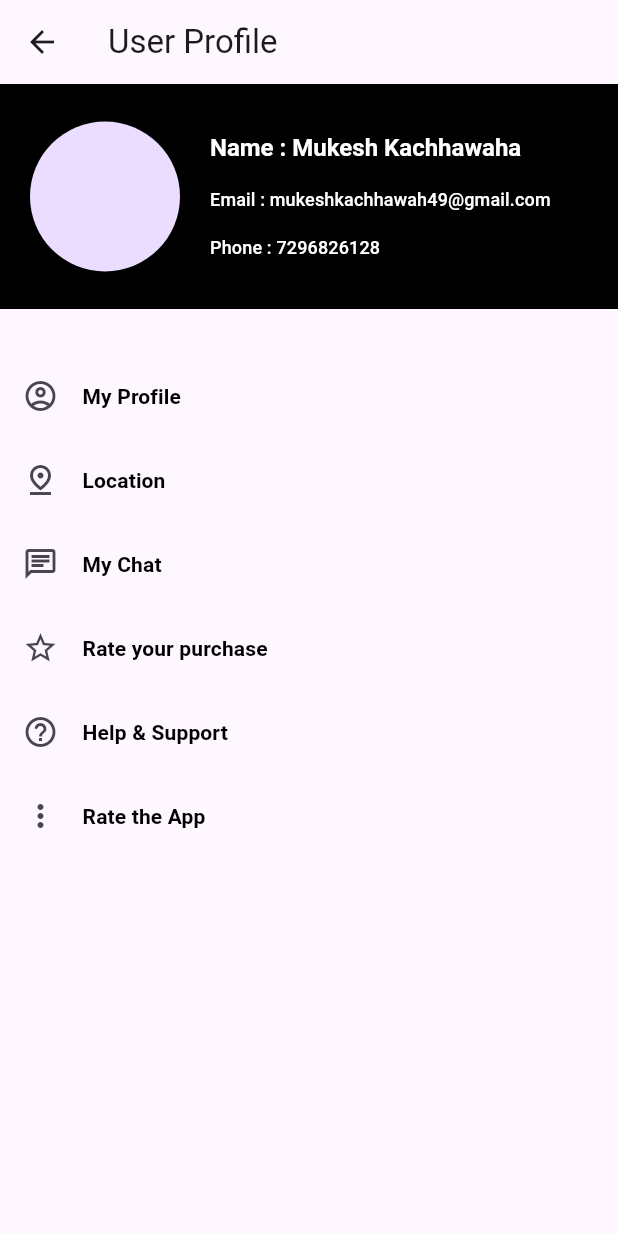
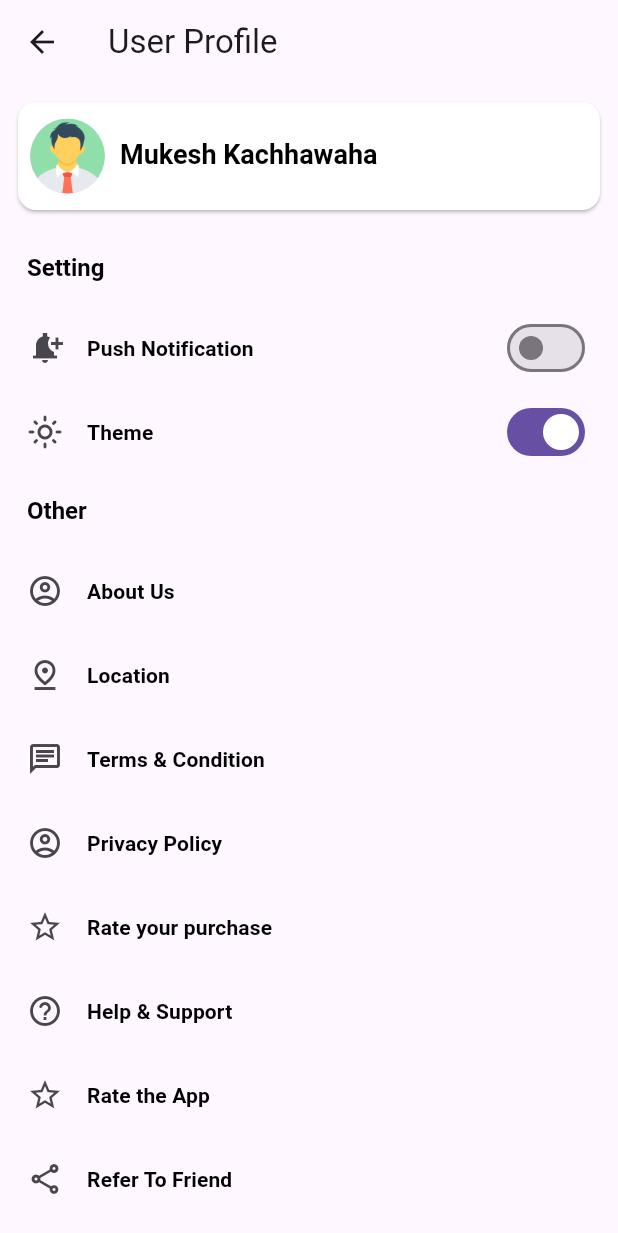
Before and after one commit to Mukeshkachchhawah/Ecommerce-Firebase-App, a Flutter app: the UserProfileView screen opened directly, on a phone screen of 412 x 824 dp. Shown: the top 1233 px of the screen. Run offline on Flutter 3.47's test engine with Material 3 defaults, Android fonts, the phone set to English and light mode, and no system bars; our stand-ins replace another_flushbar, cloud_firestore, firebase_core, flutter_slidable, fluttertoast, sqflite; accounts and stored records are empty.

Commit message:
update and add new file

```diff
--- /dev/null
+++ b/lib/contans/app_image.dart
@@ -0,0 +1,4 @@
+class AppImagePng {
+  static const String base = "assets/png/";
+  static const String person = "${base}man.png";
+}
--- a/lib/ui/screens/profile/user_profile_view.dart
+++ b/lib/ui/screens/profile/user_profile_view.dart
@@ -1,4 +1,5 @@
 import 'package:e_commerece_clon/compont/listtile.dart';
+import 'package:e_commerece_clon/contans/app_image.dart';
 import 'package:e_commerece_clon/utils/ui_helper.dart';
 import 'package:flutter/material.dart';
 
@@ -16,68 +17,86 @@ class _UserProfileViewState extends State<UserProfileView> {
         appBar: AppBar(
           title: const Text("User Profile"),
         ),
-      body: Column(
+        body: SingleChildScrollView(
+          child: Padding(
+            padding: const EdgeInsets.all(8.0),
+            child: Column(
+              crossAxisAlignment: CrossAxisAlignment.start,
               children: [
-          Container(
-            height: 150,
-            width: double.infinity,
-            color: Colors.black,
+                SizedBox(
+                  height: 80,
+                  child: Card(
+                      color: Color(0xffffffff),
                       child: Padding(
-              padding: const EdgeInsets.all(20.0),
+                        padding: EdgeInsets.all(8.0),
                         child: Row(
                           children: [
-                  const CircleAvatar(
-                    radius: 50,
+                            CircleAvatar(
+                              radius: 25,
+                              backgroundImage: AssetImage(AppImagePng.person),
                             ),
-                  wSpace(),
-                  Flexible(
-                    child: Column(
-                      mainAxisAlignment: MainAxisAlignment.center,
-                      crossAxisAlignment: CrossAxisAlignment.start,
-                      children: [
+                            wSpace(mWidth: 10),
                             Text(
-                          "Name : Mukesh Kachhawaha",
-                          style: textStyleFonts16(context,
-                              colors: const Color(0xffffffff)),
-                          maxLines: 1,
-                        ),
-                        hSpace(),
-                        Text(
-                          "Email : mukeshkachhawah49@gmail.com",
-                          style: textStyleFonts12(
-                            context,
-                            colors: const Color(0xffffffff),
-                          ),
-                          maxLines: 1,
-                        ),
-                        hSpace(),
-                        Text(
-                          "Phone : 7296826128",
-                          style: textStyleFonts12(context,
-                              colors: const Color(0xffffffff)),
-                        ),
-                      ],
-                    ),
+                              "Mukesh Kachhawaha",
+                              style: textStyleFonts18(context),
                             )
                           ],
                         ),
+                      )),
+                ),
+                hSpace(),
+                profileList(),
+              ],
             ),
           ),
-          hSpace(),
-          profileList()
-        ],
-      ),
-    );
+        ));
   }
 
   Widget profileList() {
     return Padding(
-      padding: const EdgeInsets.all(15.0),
+      padding: const EdgeInsets.all(10.0),
       child: Column(
+        crossAxisAlignment: CrossAxisAlignment.start,
         children: [
+          Text(
+            "Setting",
+            style: textStyleFonts16(context),
+          ),
+          hSpace(),
+          ListTile(
+            contentPadding: EdgeInsets.zero,
+            leading: const Icon(Icons.notification_add_sharp),
+            title: Text(
+              'Push Notification',
+              style: textStyleFonts14(context),
+            ),
+            trailing: Switch(
+              value: false,
+              onChanged: (bool value) {},
+            ),
+            // onTap: () {},
+          ),
+          ListTile(
+            contentPadding: EdgeInsets.zero,
+            leading: const Icon(Icons.light_mode_outlined),
+            title: Text(
+              'Theme',
+              style: textStyleFonts14(context),
+            ),
+            trailing: Switch(
+              value: true,
+              onChanged: (bool value) {},
+            ),
+          ),
+          hSpace(),
+          Text(
+            "Other",
+            style: textStyleFonts16(context),
+          ),
+          hSpace(),
           CustomListTile(
             icons: const Icon(Icons.account_circle_outlined),
-            text: "My Profile",
+            text: "About Us",
             onTap: () {},
           ),
           CustomListTile(
@@ -87,7 +106,12 @@ class _UserProfileViewState extends State<UserProfileView> {
           ),
           CustomListTile(
             icons: const Icon(Icons.chat_outlined),
-            text: "My Chat",
+            text: "Terms & Condition",
+            onTap: () {},
+          ),
+          CustomListTile(
+            icons: const Icon(Icons.account_circle_outlined),
+            text: "Privacy Policy",
             onTap: () {},
           ),
           CustomListTile(
@@ -101,8 +125,23 @@ class _UserProfileViewState extends State<UserProfileView> {
             onTap: () {},
           ),
           CustomListTile(
-            icons: const Icon(Icons.more_vert),
+            icons: const Icon(Icons.star_outline),
             text: "Rate the App",
+            onTap: () {},
+          ),
+          CustomListTile(
+            icons: const Icon(Icons.share_outlined),
+            text: "Refer To Friend",
+            onTap: () {},
+          ),
+          CustomListTile(
+            icons: const Icon(Icons.language),
+            text: "Change Language",
+            onTap: () {},
+          ),
+          CustomListTile(
+            icons: const Icon(Icons.logout),
+            text: "Log Out",
             onTap: () {},
           )
         ],
--- a/lib/ui/screens/shoping/shaping_view.dart
+++ b/lib/ui/screens/shoping/shaping_view.dart
@@ -228,7 +228,7 @@ class CartItemWidget extends StatelessWidget {
                   height: 100,
                   width: 100,
                   decoration: BoxDecoration(
-                      color: Colors.red,
+                      // color: Colors.red,
                       borderRadius: BorderRadius.circular(10),
                       image: DecorationImage(
                           image: NetworkImage(item.imgPath ?? ''),
--- a/lib/utils/utils.dart
+++ b/lib/utils/utils.dart
@@ -3,7 +3,7 @@ import 'package:another_flushbar/flushbar_route.dart';
 import 'package:fluttertoast/fluttertoast.dart';
 import 'package:flutter/material.dart';
 
-import 'color_code.dart';
+import '../contans/color_code.dart';
 
 //// show message in ui
 class Utils {
--- a/pubspec.yaml
+++ b/pubspec.yaml
@@ -68,6 +68,7 @@ flutter:
   # To add assets to your application, add an assets section, like this:
   assets:
     - assets/category_icons/
+    - assets/png/
   #   - images/a_dot_ham.jpeg
 
   # An image asset can refer to one or more resolution-specific "variants", see
```
Also changed, not shown: assets/png/man.png (added), lib/contans/color_code.dart (renamed from lib/utils/color_code.dart), pubspec.lock. Lines whose indentation alone changed are shown as unchanged.
